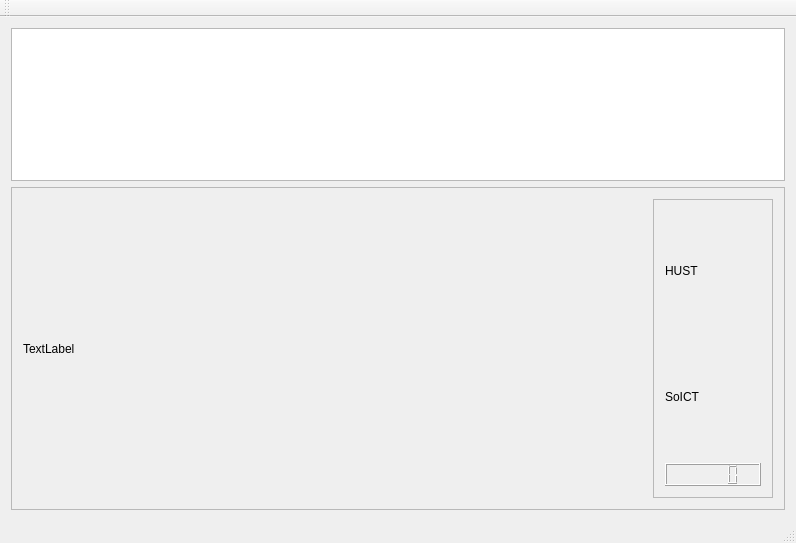
Qt form mainwindow.ui (luongli/facedetection) before a commit.
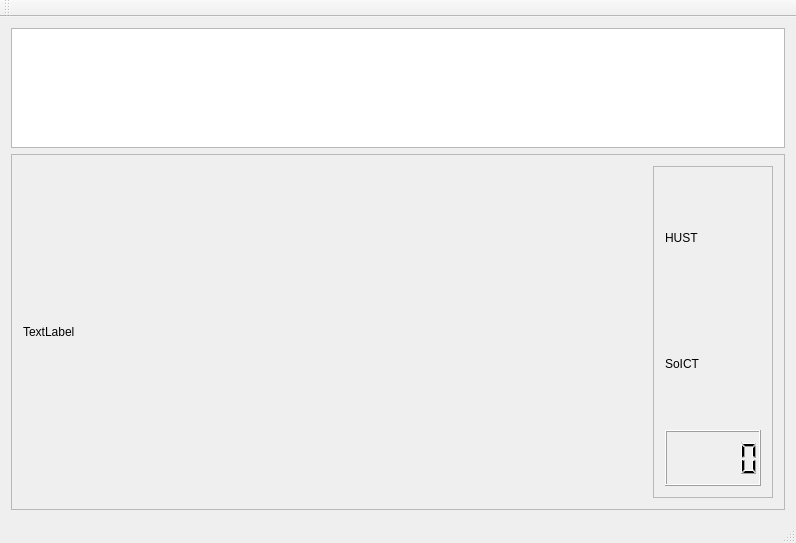
The same form after that commit. Custom widgets are drawn as their Qt base class.

```diff
--- a/mainwindow.ui
+++ b/mainwindow.ui
@@ -21,11 +21,17 @@
     <item>
      <widget class="QGraphicsView" name="ImageView">
       <property name="sizePolicy">
-       <sizepolicy hsizetype="Preferred" vsizetype="Preferred">
+       <sizepolicy hsizetype="Preferred" vsizetype="Maximum">
         <horstretch>0</horstretch>
         <verstretch>0</verstretch>
        </sizepolicy>
       </property>
+      <property name="maximumSize">
+       <size>
+        <width>16777215</width>
+        <height>120</height>
+       </size>
+      </property>
       <property name="alignment">
        <set>Qt::AlignLeading|Qt::AlignLeft|Qt::AlignVCenter</set>
       </property>
```
